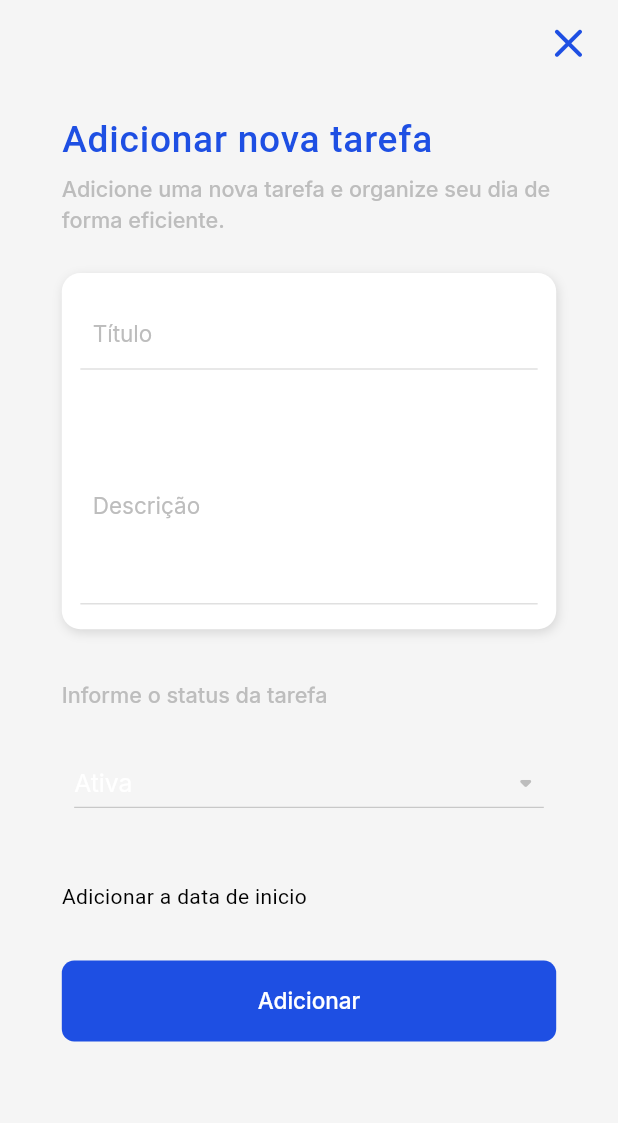
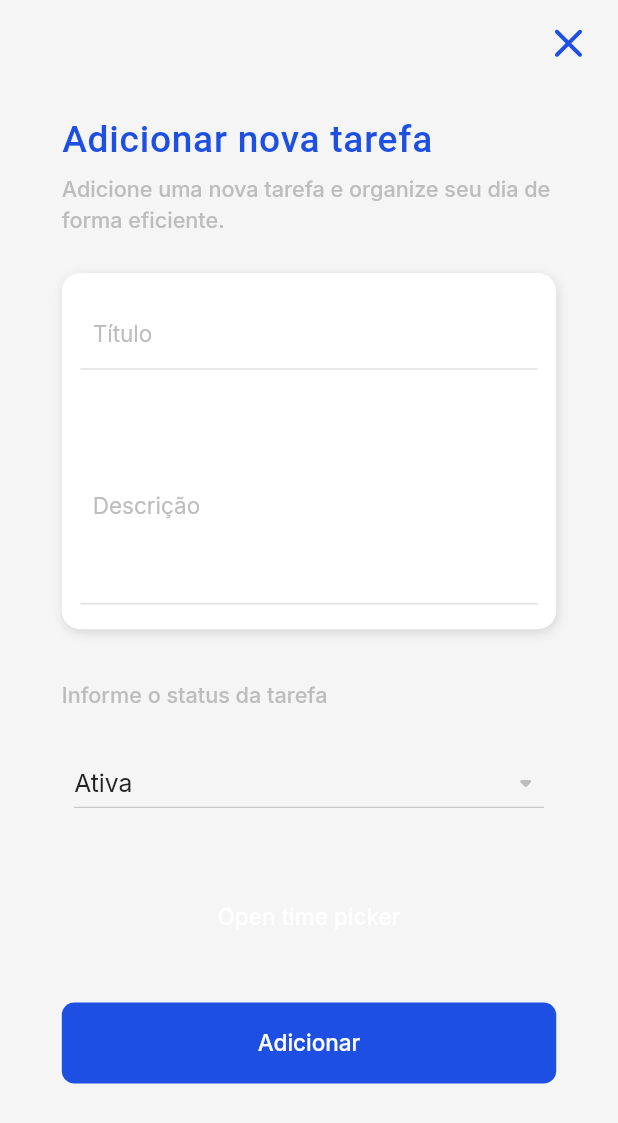
Before and after one commit to Thiago2807/TodoList, a Flutter app: the AddTaskScreen screen opened directly, on a phone screen of 412 x 824 dp. Shown: the top 1123 px of the screen. Run offline on Flutter 3.47's test engine with Material 2 defaults, Android fonts, the phone set to English and light mode, and no system bars; our stand-ins replace dio, email_validator, flutter_mobx, flutter_native_splash, flutter_svg, get_it and 3 more; missing offline and left inert: day_night_time_picker; accounts and stored records are empty; generated files the repository leaves out were written again; Roboto replaces fonts that are missing (Dosis).

Commit message:
Adicionando funcionalidade do relogio

```diff
--- a/TodoList_App/todolist_app/lib/domain/themes/theme_dark.dart
+++ b/TodoList_App/todolist_app/lib/domain/themes/theme_dark.dart
@@ -71,4 +71,7 @@ ThemeData get customThemeDataDark => ThemeData(
       progressIndicatorTheme: ProgressIndicatorThemeData(
         color: Color(blackColor),
       ),
+
+      cardColor: Color(blackColor),
+
     );
--- a/TodoList_App/todolist_app/lib/domain/themes/theme_light.dart
+++ b/TodoList_App/todolist_app/lib/domain/themes/theme_light.dart
@@ -6,7 +6,6 @@ import '../../presentation/fonts/fonts.dart';
 ThemeData get customThemeDataLight => ThemeData(
       useMaterial3: true,
       scaffoldBackgroundColor: Colors.grey.shade100,
-
       appBarTheme: AppBarTheme(
         color: Colors.grey.shade100,
         surfaceTintColor: Colors.grey.shade100,
@@ -74,8 +73,11 @@ ThemeData get customThemeDataLight => ThemeData(
       iconTheme: IconThemeData(
         color: Color(secondaryAlterColor),
       ),
-
       progressIndicatorTheme: const ProgressIndicatorThemeData(
         color: Colors.white,
       ),
+      timePickerTheme: TimePickerThemeData(
+        backgroundColor: Colors.grey.shade200,
+      ),
+      cardColor: Colors.white,
     );
--- a/TodoList_App/todolist_app/lib/presentation/screens/add_task/add_task_screen.dart
+++ b/TodoList_App/todolist_app/lib/presentation/screens/add_task/add_task_screen.dart
@@ -7,6 +7,7 @@ import 'package:todolist_app/presentation/screens/add_task/component/dropdown.da
 import 'package:todolist_app/presentation/screens/add_task/component/input.dart';
 import 'package:todolist_app/presentation/screens/add_task/state/add_task_state.dart';
 import '../../fonts/fonts.dart';
+import 'component/time.dart';
 
 class AddTaskScreen extends StatefulWidget {
   const AddTaskScreen({super.key});
@@ -120,23 +121,7 @@ class _AddTaskScreenState extends State<AddTaskScreen> {
               SizedBox(height: size.height * .02),
               const DropdownCustom(),
               SizedBox(height: size.height * .04),
-              GestureDetector(
-                onTap: () => showDialog(
-                  context: context,
-                  builder: (context) => AlertDialog(
-                    content: DatePickerDialog(
-                      initialDate: DateTime.now(),
-                      firstDate: DateTime.now(),
-                      lastDate: DateTime.now().add(
-                        const Duration(days: 365),
-                      ),
-                    ),
-                  ),
-                ),
-                child: Container(
-                  child: const Text("Adicionar a data de inicio"),
-                ),
-              ),
+              const TimerTask(),
               SizedBox(height: size.height * .04),
               GestureDetector(
                 onTap: () async {
--- a/TodoList_App/todolist_app/lib/presentation/screens/add_task/component/dropdown.dart
+++ b/TodoList_App/todolist_app/lib/presentation/screens/add_task/component/dropdown.dart
@@ -3,8 +3,6 @@ import 'package:flutter_mobx/flutter_mobx.dart';
 import 'package:provider/provider.dart';
 
 import '../../../../domain/enum/status_todo_enum.dart';
-import '../../../colors/colors.dart';
-import '../../../fonts/fonts.dart';
 import '../state/add_task_state.dart';
 
 class DropdownCustom extends StatefulWidget {
@@ -15,18 +13,18 @@ class DropdownCustom extends StatefulWidget {
 }
 
 class _DropdownCustomState extends State<DropdownCustom> {
-
   @override
   Widget build(BuildContext context) {
     final AddTaskState stateScreen = Provider.of<AddTaskState>(context);
     final Size size = MediaQuery.sizeOf(context);
+    final ThemeData theme = Theme.of(context);
 
     return Observer(
       builder: (context) => DropdownButton(
         isExpanded: true,
-        elevation: 0,
+        elevation: 5,
         value: stateScreen.valueDrop,
-        dropdownColor: Color(blackItemColor),
+        dropdownColor: theme.colorScheme.scrim,
         padding: EdgeInsets.symmetric(
             vertical: size.height * .01, horizontal: size.width * .02),
         icon: Icon(
@@ -34,7 +32,9 @@ class _DropdownCustomState extends State<DropdownCustom> {
           color: Colors.grey.shade400,
         ),
         borderRadius: BorderRadius.circular(size.width * .02),
-        style: FontGoogle.interFont(size: size.width * .04),
+        style: theme.textTheme.displaySmall?.copyWith(
+          fontSize: size.width * .04,
+        ),
         items: const [
           DropdownMenuItem(
             value: StatusTodoEnum.activated,
@@ -49,8 +49,8 @@ class _DropdownCustomState extends State<DropdownCustom> {
             child: Text("Em progresso"),
           )
         ],
-        onChanged: (value) =>
-            setState(() => stateScreen.alterValueDrop(value ?? StatusTodoEnum.activated)),
+        onChanged: (value) => setState(() =>
+            stateScreen.alterValueDrop(value ?? StatusTodoEnum.activated)),
       ),
     );
   }
--- /dev/null
+++ b/TodoList_App/todolist_app/lib/presentation/screens/add_task/component/time.dart
@@ -0,0 +1,39 @@
+import 'package:day_night_time_picker/day_night_time_picker.dart';
+import 'package:day_night_time_picker/lib/daynight_timepicker.dart';
+import 'package:flutter/material.dart';
+
+class TimerTask extends StatelessWidget {
+  const TimerTask({super.key});
+
+  @override
+  Widget build(BuildContext context) {
+    final Size size = MediaQuery.sizeOf(context);
+    final ThemeData theme = Theme.of(context);
+
+    return TextButton(
+      onPressed: () async {
+        final value = await Navigator.of(context).push(
+          showPicker(
+            context: context,
+            value: Time(hour: 6, minute: 0),
+            sunrise: const TimeOfDay(hour: 6, minute: 0), // optional
+            sunset: const TimeOfDay(hour: 18, minute: 0), // optional
+            duskSpanInMinutes: 120, // optional
+            onChange: (value) {},
+            is24HrFormat: true,
+            borderRadius: size.width * .02,
+            accentColor: theme.primaryColor,
+            blurredBackground: true,
+            height: size.height * .424,
+          ),
+        );
+
+        print(value.toString());
+      },
+      child: const Text(
+        "Open time picker",
+        style: TextStyle(color: Colors.white),
+      ),
+    );
+  }
+}
--- a/TodoList_App/todolist_app/pubspec.yaml
+++ b/TodoList_App/todolist_app/pubspec.yaml
@@ -54,6 +54,7 @@ dependencies:
   mobx: ^2.2.1
   flutter_mobx: ^2.2.0
   mobx_codegen: ^2.4.0
+  day_night_time_picker: ^1.3.0+1
 
 dev_dependencies:
   flutter_test:
```
Also changed, not shown: TodoList_App/todolist_app/pubspec.lock.
